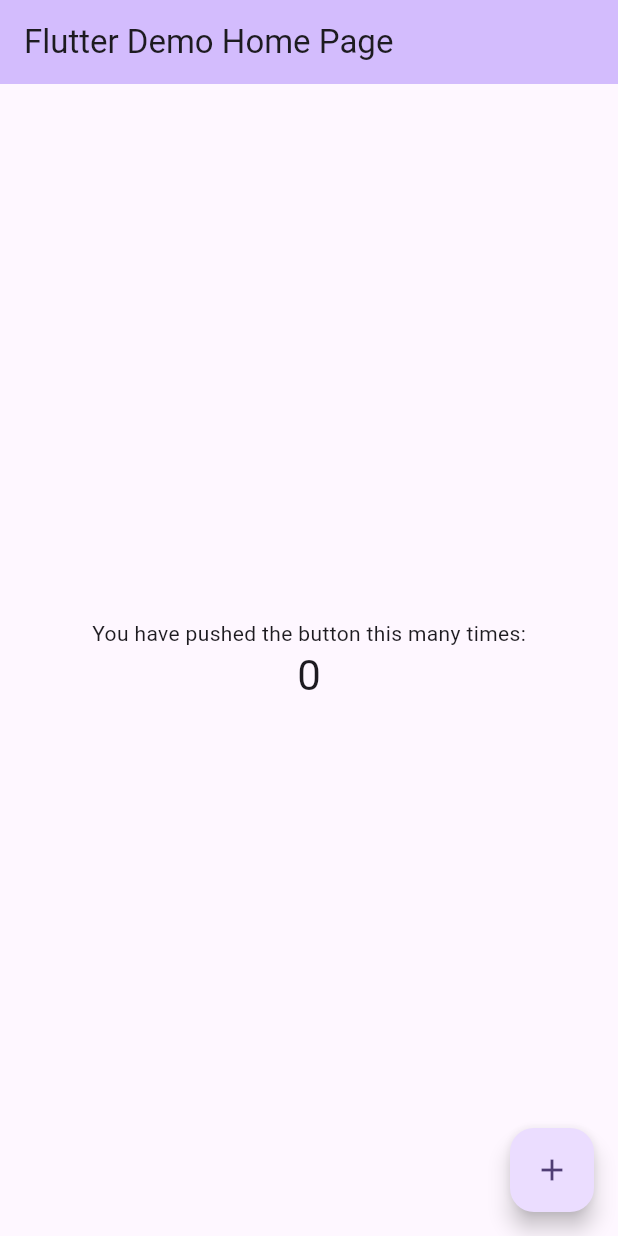
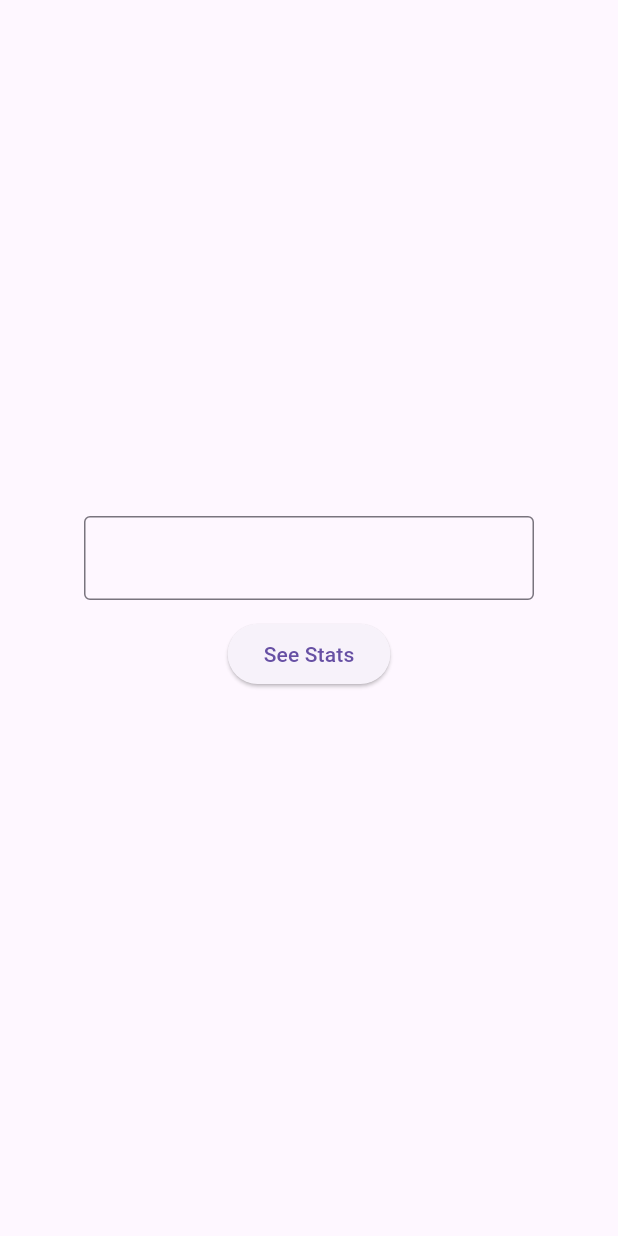
Before and after one commit to Langnir1/hypixel_bedwars_stats, a Flutter app: the screen it shows after launch, on a phone screen of 412 x 824 dp. Run offline on Flutter 3.47's test engine with Material 3 defaults, Android fonts, the phone set to English and light mode, and no system bars.

Commit message:
Simple UI that displays a set Stat

```diff
--- a/lib/main.dart
+++ b/lib/main.dart
@@ -7,115 +7,81 @@ void main() {
 class MyApp extends StatelessWidget {
   const MyApp({super.key});
 
-  // This widget is the root of your application.
   @override
   Widget build(BuildContext context) {
     return MaterialApp(
-      title: 'Flutter Demo',
-      theme: ThemeData(
-        // This is the theme of your application.
-        //
-        // TRY THIS: Try running your application with "flutter run". You'll see
-        // the application has a purple toolbar. Then, without quitting the app,
-        // try changing the seedColor in the colorScheme below to Colors.green
-        // and then invoke "hot reload" (save your changes or press the "hot
-        // reload" button in a Flutter-supported IDE, or press "r" if you used
-        // the command line to start the app).
-        //
-        // Notice that the counter didn't reset back to zero; the application
-        // state is not lost during the reload. To reset the state, use hot
-        // restart instead.
-        //
-        // This works for code too, not just values: Most code changes can be
-        // tested with just a hot reload.
-        colorScheme: .fromSeed(seedColor: Colors.deepPurple),
-      ),
-      home: const MyHomePage(title: 'Flutter Demo Home Page'),
+      title: 'Hypixel Comparer',
+      debugShowCheckedModeBanner: false,
+      home: const MyHomePage(),
     );
   }
 }
 
 class MyHomePage extends StatefulWidget {
-  const MyHomePage({super.key, required this.title});
-
-  // This widget is the home page of your application. It is stateful, meaning
-  // that it has a State object (defined below) that contains fields that affect
-  // how it looks.
-
-  // This class is the configuration for the state. It holds the values (in this
-  // case the title) provided by the parent (in this case the App widget) and
-  // used by the build method of the State. Fields in a Widget subclass are
-  // always marked "final".
-
-  final String title;
+  const MyHomePage({super.key});
 
   @override
   State<MyHomePage> createState() => _MyHomePageState();
 }
 
 class _MyHomePageState extends State<MyHomePage> {
-  int _counter = 0;
+  final TextEditingController _usernameController = TextEditingController();
+  String? _resultText;
 
-  void _incrementCounter() {
+  void _seeStats() {
+    final username = _usernameController.text.trim();
+
+    if (username.isEmpty) {
+      setState(() {
+        _resultText = 'Please enter a username.';
+      });
+      return;
+    }
+
     setState(() {
-      // This call to setState tells the Flutter framework that something has
-      // changed in this State, which causes it to rerun the build method below
-      // so that the display can reflect the updated values. If we changed
-      // _counter without calling setState(), then the build method would not be
-      // called again, and so nothing would appear to happen.
-      _counter++;
+      _resultText = 'Kills: 1,222,000,000';
     });
   }
 
   @override
+  void dispose() {
+    _usernameController.dispose();
+    super.dispose();
+  }
+
+  @override
   Widget build(BuildContext context) {
-    // This method is rerun every time setState is called, for instance as done
-    // by the _incrementCounter method above.
-    //
-    // The Flutter framework has been optimized to make rerunning build methods
-    // fast, so that you can just rebuild anything that needs updating rather
-    // than having to individually change instances of widgets.
     return Scaffold(
-      appBar: AppBar(
-        // TRY THIS: Try changing the color here to a specific color (to
-        // Colors.amber, perhaps?) and trigger a hot reload to see the AppBar
-        // change color while the other colors stay the same.
-        backgroundColor: Theme.of(context).colorScheme.inversePrimary,
-        // Here we take the value from the MyHomePage object that was created by
-        // the App.build method, and use it to set our appbar title.
-        title: Text(widget.title),
-      ),
       body: Center(
-        // Center is a layout widget. It takes a single child and positions it
-        // in the middle of the parent.
         child: Column(
-          // Column is also a layout widget. It takes a list of children and
-          // arranges them vertically. By default, it sizes itself to fit its
-          // children horizontally, and tries to be as tall as its parent.
-          //
-          // Column has various properties to control how it sizes itself and
-          // how it positions its children. Here we use mainAxisAlignment to
-          // center the children vertically; the main axis here is the vertical
-          // axis because Columns are vertical (the cross axis would be
-          // horizontal).
-          //
-          // TRY THIS: Invoke "debug painting" (choose the "Toggle Debug Paint"
-          // action in the IDE, or press "p" in the console), to see the
-          // wireframe for each widget.
-          mainAxisAlignment: .center,
+          mainAxisAlignment: MainAxisAlignment.center,
           children: [
-            const Text('You have pushed the button this many times:'),
-            Text(
-              '$_counter',
-              style: Theme.of(context).textTheme.headlineMedium,
+            SizedBox(
+              width: 300,
+              child: TextField(
+                controller: _usernameController,
+                decoration: const InputDecoration(
+                  border: OutlineInputBorder(),
+                ),
+              ),
             ),
+            const SizedBox(height: 12),
+            ElevatedButton(
+              onPressed: _seeStats,
+              child: const Text('See Stats'),
+            ),
+            const SizedBox(height: 20),
+            if (_resultText != null)
+              Container(
+                width: 220,
+                padding: const EdgeInsets.all(12),
+                decoration: BoxDecoration(
+                  border: Border.all(color: Colors.black),
+                ),
+                child: Text(_resultText!),
+              ),
           ],
         ),
-      ),
-      floatingActionButton: FloatingActionButton(
-        onPressed: _incrementCounter,
-        tooltip: 'Increment',
-        child: const Icon(Icons.add),
       ),
     );
   }
```
